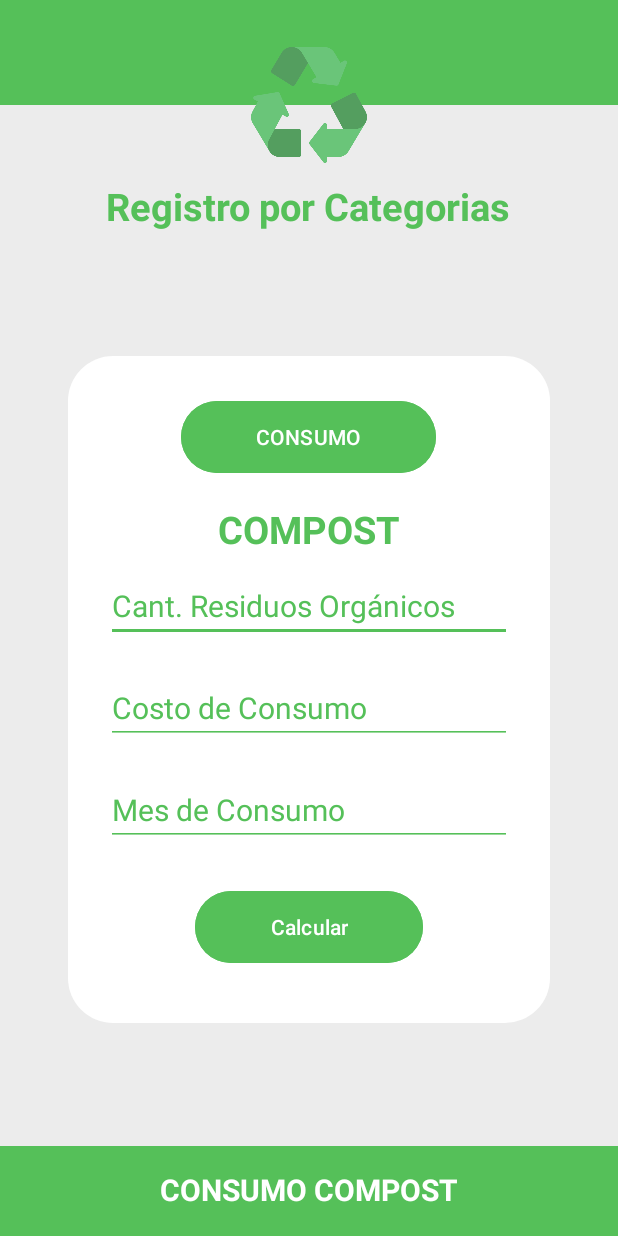
After one commit to luisca990/GreenGardenApp, an Android app: the CategoryCompostActivity screen opened directly, with no data from a screen before it, on a phone screen of 412 x 824 dp. The commit adds this screen. Run offline under Robolectric (Android 15) with nearby library versions, the phone set to English and light mode, and no system bars.

Commit message:
Creacion Registros

```diff
--- /dev/null
+++ b/app/src/main/java/com/example/greengardenapp/CategoryCompostActivity.java
@@ -0,0 +1,27 @@
+package com.example.greengardenapp;
+
+import android.content.Intent;
+import android.os.Bundle;
+import android.view.View;
+import android.widget.Button;
+
+import androidx.appcompat.app.AppCompatActivity;
+
+public class CategoryCompostActivity extends AppCompatActivity {
+    @Override
+    protected void onCreate(Bundle savedInstanceState) {
+        super.onCreate(savedInstanceState);
+        setContentView(R.layout.activity_categoria_compost);
+
+        Button buttonCalcularCompost = findViewById(R.id.btn_calcular_compost);
+        buttonCalcularCompost.setOnClickListener(new View.OnClickListener() {
+            @Override
+            public void onClick(View view) {
+                // Iniciar LoginActivity
+                Intent login = new Intent(CategoryCompostActivity.this, EstadisticasActivity.class);
+                startActivity(login);
+            }
+        });
+
+    }
+}
--- /dev/null
+++ b/app/src/main/res/layout/activity_categoria_compost.xml
@@ -0,0 +1,124 @@
+<?xml version="1.0" encoding="utf-8"?>
+<androidx.constraintlayout.widget.ConstraintLayout xmlns:android="http://schemas.android.com/apk/res/android"
+    xmlns:app="http://schemas.android.com/apk/res-auto"
+    xmlns:tools="http://schemas.android.com/tools"
+    android:layout_width="match_parent"
+    android:layout_height="match_parent"
+    android:background="@color/background_gray"
+    tools:context=".CategoryCompostActivity">
+
+    <FrameLayout
+        android:id="@+id/headerLine"
+        android:layout_width="match_parent"
+        android:layout_height="wrap_content"
+        app:layout_constraintTop_toTopOf="parent"
+        >
+
+        <!-- Línea como encabezado -->
+        <View
+            android:layout_width="wrap_content"
+            android:layout_height="70dp"
+            android:background="@color/green"/>
+
+        <ImageButton
+            android:id="@+id/LogoTemp"
+            style="@style/LogoTemp"
+            android:layout_gravity="center_horizontal"
+            />
+
+        <TextView
+            android:id="@+id/TextoCategorias"
+            style="@style/TextoCategorias"
+            android:layout_width="wrap_content"
+            android:layout_height="wrap_content"
+            android:layout_gravity="center_horizontal"
+            />
+    </FrameLayout>
+
+    <LinearLayout
+        android:id="@+id/linearLayout"
+        style="@style/linearLayoutThemeRegister"
+        android:layout_width="match_parent"
+        android:layout_height="wrap_content"
+        android:gravity="center"
+        android:orientation="vertical"
+        app:layout_constraintTop_toBottomOf="@+id/headerLine"
+        app:layout_constraintStart_toStartOf="parent"
+        app:layout_constraintBottom_toTopOf="@id/footerLayout"
+        app:layout_constraintEnd_toEndOf="parent">
+
+        <Button
+            style="@style/btn_register_register"
+            android:layout_width="wrap_content"
+            android:paddingStart="50dp"
+            android:paddingEnd="50dp"
+            android:layout_margin="20dp"
+            android:layout_height="wrap_content"
+            android:text="CONSUMO" />
+
+
+        <TextView
+            style="@style/tv_welcome"
+            android:layout_width="match_parent"
+            android:layout_height="wrap_content"
+            android:layout_marginBottom="10sp"
+            android:text="COMPOST" />
+
+        <EditText
+            style="@style/TextoDatos"
+            android:layout_width="match_parent"
+            android:layout_height="wrap_content"
+            android:layout_marginBottom="20dp"
+            android:hint="Cant. Residuos Orgánicos "/>
+
+        <EditText
+            style="@style/TextoDatos"
+            android:layout_width="match_parent"
+            android:layout_height="wrap_content"
+            android:layout_marginBottom="20dp"
+            android:hint="Costo de Consumo"/>
+
+        <EditText
+            style="@style/TextoDatos"
+            android:layout_width="match_parent"
+            android:layout_height="wrap_content"
+            android:hint="Mes de Consumo"/>
+
+        <Button
+            android:id="@+id/btn_calcular_compost"
+            style="@style/btn_register_register"
+            android:layout_width="wrap_content"
+            android:layout_height="wrap_content"
+            android:paddingStart="50dp"
+            android:paddingEnd="50dp"
+            android:layout_margin="30dp"
+            android:text="Calcular" />
+
+
+    </LinearLayout>
+
+    <!-- Línea y texto en el pie de página -->
+    <FrameLayout
+        android:id="@+id/footerLayout"
+        android:layout_width="match_parent"
+        android:layout_height="wrap_content"
+        app:layout_constraintBottom_toBottomOf="parent">
+
+        <!-- Línea en el pie de página -->
+        <View
+            android:id="@+id/footerLine"
+            android:layout_width="match_parent"
+            android:layout_height="60dp"
+            android:background="@color/green"/>
+
+        <!-- Texto en el pie de página -->
+        <TextView
+            android:id="@+id/footerText"
+            style="@style/footer"
+            android:layout_width="wrap_content"
+            android:layout_height="wrap_content"
+            android:text="CONSUMO COMPOST"/>
+    </FrameLayout>
+
+
+</androidx.constraintlayout.widget.ConstraintLayout>
--- a/app/src/main/res/layout/activity_login.xml
+++ b/app/src/main/res/layout/activity_login.xml
@@ -1,5 +1,6 @@
 <?xml version="1.0" encoding="utf-8"?>
-<androidx.constraintlayout.widget.ConstraintLayout xmlns:android="http://schemas.android.com/apk/res/android"
+<androidx.constraintlayout.widget.ConstraintLayout
+    xmlns:android="http://schemas.android.com/apk/res/android"
     xmlns:app="http://schemas.android.com/apk/res-auto"
     xmlns:tools="http://schemas.android.com/tools"
     android:layout_width="match_parent"
--- /dev/null
+++ b/app/src/main/res/values/style_categorias.xml
@@ -0,0 +1,21 @@
+<?xml version="1.0" encoding="utf-8"?>
+<resources>
+    <style name="TextoCategorias">
+        <item name="android:layout_marginTop">120dp</item>
+        <item name="android:textAlignment">center</item>
+        <item name="android:text">Registro por Categorias</item>
+        <item name="android:textColor">@color/green</item>
+        <item name="android:textStyle">bold</item>
+        <item name="android:textSize">25dp</item>
+    </style>
+
+    <style name="TextoDatos">
+        <item name="android:textSize">20sp</item>
+        <item name="android:inputType">numberDecimal</item>
+        <item name="android:backgroundTint">@color/green</item>
+        <item name="android:textColorHint">@color/green</item>
+        <item name="android:textColor">@color/green</item>
+    </style>
+
+
+</resources>
--- /dev/null
+++ b/app/src/main/res/values/style_footer.xml
@@ -0,0 +1,11 @@
+<?xml version="1.0" encoding="utf-8"?>
+<resources>
+    <style name="footer">
+        <item name="android:textSize">20sp</item>
+        <item name="android:textStyle">bold</item>
+        <item name="android:textColor">@color/white</item>
+        <item name="android:paddingTop">15sp</item>
+        <item name="android:layout_gravity">center_horizontal</item>
+    </style>
+
+</resources>
--- a/app/src/main/res/values/style_principal.xml
+++ b/app/src/main/res/values/style_principal.xml
@@ -10,5 +10,12 @@
         <item name="android:radius">20dp</item>
     </style>
 
+    <style name="LogoTemp">
+        <item name="android:scaleType">fitCenter</item>
+        <item name="android:background">@drawable/logo_temporal</item>
+        <item name="android:layout_width">80dp</item>
+        <item name="android:layout_height">80dp</item>
+        <item name="android:layout_margin">30sp</item>
+    </style>
 
 </resources>
--- a/app/src/main/res/values/style_register.xml
+++ b/app/src/main/res/values/style_register.xml
@@ -3,10 +3,10 @@
 
     <style name="linearLayoutThemeRegister">
         <item name="cornerRadius">20dp</item>
-        <item name="android:paddingLeft">20dp</item>
-        <item name="android:paddingRight">20dp</item>
+        <item name="android:paddingLeft">25dp</item>
+        <item name="android:paddingRight">25dp</item>
         <item name="android:textAlignment">center</item>
-        <item name="android:layout_margin">25dp</item>
+        <item name="android:layout_margin">45dp</item>
         <item name="android:radius">20dp</item>
         <item name="android:background">@drawable/round_layout</item>
     </style>
```
Also changed, not shown: app/src/main/AndroidManifest.xml (+9 -0 lines), app/src/main/java/com/example/greengardenapp/CategoryAbonoActivity.java (added, +27 -0 lines), app/src/main/java/com/example/greengardenapp/CategoryActivity.java (+22 -4 lines), app/src/main/java/com/example/greengardenapp/CategoryAguaActivity.java (added, +27 -0 lines), app/src/main/res/layout/activity_categoria_abono.xml (added, +124 -0 lines), app/src/main/res/layout/activity_categoria_agua.xml (added, +123 -0 lines), app/src/main/res/layout/activity_category.xml (+23 -2 lines), app/src/main/res/layout/activity_principal.xml (+33 -19 lines), app/src/main/res/values/style.xml (+3 -4 lines), app/src/main/res/drawable/logo_temporal.png (added).
